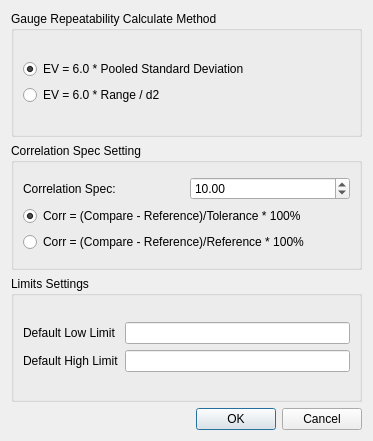
Before: the Qt Designer form widgets/calsettingdialog.ui in guyanqiu/TestDataAnalysis, drawn with Qt 5.
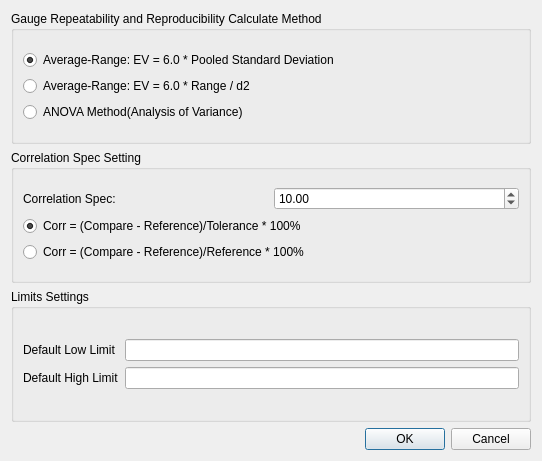
After: the same form once the commit is applied.

Commit message: 2019-06-11 Add ANOVA Method for GRR Calculation

Patch:
```diff
--- a/widgets/calsettingdialog.ui
+++ b/widgets/calsettingdialog.ui
@@ -6,8 +6,8 @@
    <rect>
     <x>0</x>
     <y>0</y>
-    <width>373</width>
-    <height>441</height>
+    <width>542</width>
+    <height>461</height>
    </rect>
   </property>
   <property name="windowTitle">
@@ -19,7 +19,7 @@
      <item>
       <widget class="QGroupBox" name="EVGroupBox">
        <property name="title">
-        <string>Gauge Repeatability Calculate Method</string>
+        <string>Gauge Repeatability and Reproducibility Calculate Method</string>
        </property>
        <layout class="QGridLayout" name="gridLayout">
         <item row="0" column="0">
@@ -27,7 +27,7 @@
           <item>
            <widget class="QRadioButton" name="Mode0RadioButton">
             <property name="text">
-             <string>EV = 6.0 * Pooled Standard Deviation</string>
+             <string>Average-Range: EV = 6.0 * Pooled Standard Deviation</string>
             </property>
             <property name="checked">
              <bool>true</bool>
@@ -37,7 +37,14 @@
           <item>
            <widget class="QRadioButton" name="Mode1RadioButton">
             <property name="text">
-             <string>EV = 6.0 * Range / d2</string>
+             <string>Average-Range: EV = 6.0 * Range / d2</string>
+            </property>
+           </widget>
+          </item>
+          <item>
+           <widget class="QRadioButton" name="Mode2RadioButton">
+            <property name="text">
+             <string>ANOVA Method(Analysis of Variance)</string>
             </property>
            </widget>
           </item>
```
The commit also changes 5 other files.
